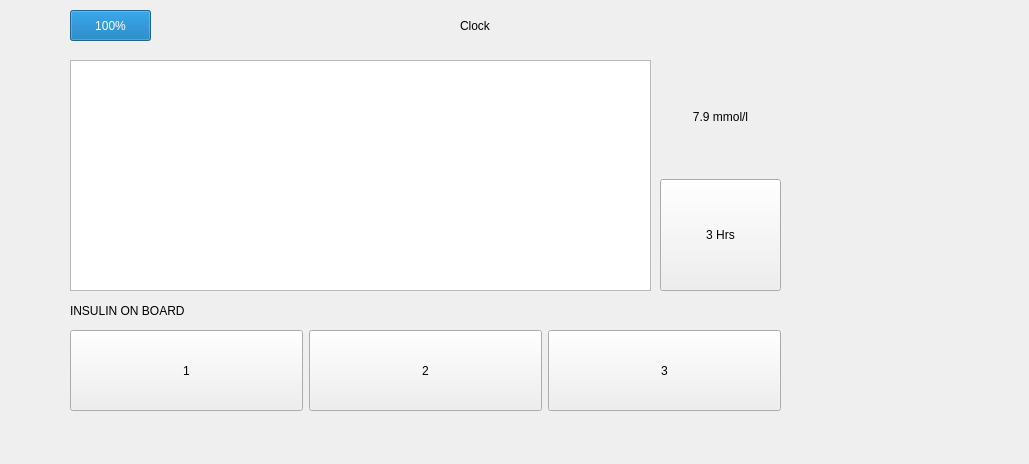
Qt form InsulinPumpSim/mainwindow.ui (Somto-O/Insulin_Pump_Sim) before a commit.
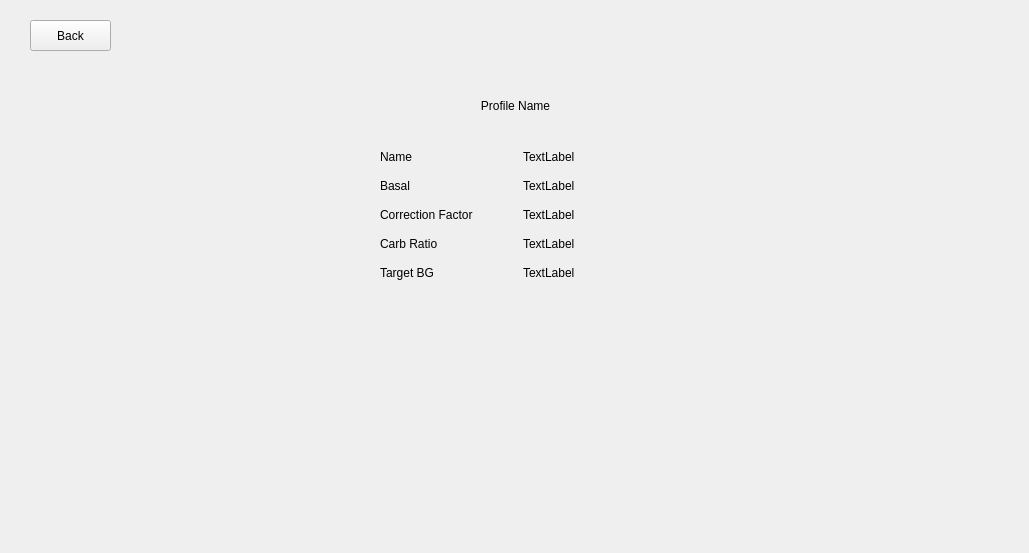
The same form after that commit. The open tabs and pages were chosen to show the change. Icons and pictures are not drawn.

Commit message: NEW UI UPDATE! VIEWPROFILES->specific profile

What changed in the file:
```diff
--- a/InsulinPumpSim/mainwindow.ui
+++ b/InsulinPumpSim/mainwindow.ui
@@ -7,7 +7,7 @@
     <x>0</x>
     <y>0</y>
     <width>1029</width>
-    <height>464</height>
+    <height>553</height>
    </rect>
   </property>
   <property name="windowTitle">
@@ -19,8 +19,8 @@
      <rect>
       <x>0</x>
       <y>0</y>
-      <width>1031</width>
-      <height>461</height>
+      <width>1051</width>
+      <height>561</height>
      </rect>
     </property>
     <property name="currentIndex">
@@ -36,47 +36,7 @@
         <height>81</height>
        </rect>
       </property>
-      <layout class="QHBoxLayout" name="horizontalLayout_4">
-       <item>
-        <widget class="QPushButton" name="unlock1">
-         <property name="sizePolicy">
-          <sizepolicy hsizetype="Minimum" vsizetype="Preferred">
-           <horstretch>0</horstretch>
-           <verstretch>0</verstretch>
-          </sizepolicy>
-         </property>
-         <property name="text">
-          <string>1</string>
-         </property>
-        </widget>
-       </item>
-       <item>
-        <widget class="QPushButton" name="unlock2">
-         <property name="sizePolicy">
-          <sizepolicy hsizetype="Preferred" vsizetype="Preferred">
-           <horstretch>0</horstretch>
-           <verstretch>0</verstretch>
-          </sizepolicy>
-         </property>
-         <property name="text">
-          <string>2</string>
-         </property>
-        </widget>
-       </item>
-       <item>
-        <widget class="QPushButton" name="unlock3">
-         <property name="sizePolicy">
-          <sizepolicy hsizetype="Minimum" vsizetype="Preferred">
-           <horstretch>0</horstretch>
-           <verstretch>0</verstretch>
-          </sizepolicy>
-         </property>
-         <property name="text">
-          <string>3</string>
-         </property>
-        </widget>
-       </item>
-      </layout>
+      <layout class="QHBoxLayout" name="horizontalLayout_4"/>
      </widget>
      <widget class="QWidget" name="verticalLayoutWidget_2">
       <property name="geometry">
@@ -87,37 +47,7 @@
         <height>231</height>
        </rect>
       </property>
-      <layout class="QVBoxLayout" name="verticalLayout_2">
-       <item>
-        <widget class="QLabel" name="sensorValue_2">
-         <property name="sizePolicy">
-          <sizepolicy hsizetype="Preferred" vsizetype="Preferred">
-           <horstretch>0</horstretch>
-           <verstretch>0</verstretch>
-          </sizepolicy>
-         </property>
-         <property name="text">
-          <string>7.9 mmol/l</string>
-         </property>
-         <property name="alignment">
-          <set>Qt::AlignCenter</set>
-         </property>
-        </widget>
-       </item>
-       <item>
-        <widget class="QPushButton" name="graphViewsButton_2">
-         <property name="sizePolicy">
-          <sizepolicy hsizetype="Minimum" vsizetype="Preferred">
-           <horstretch>0</horstretch>
-           <verstretch>0</verstretch>
-          </sizepolicy>
-         </property>
-         <property name="text">
-          <string>3 Hrs</string>
-         </property>
-        </widget>
-       </item>
-      </layout>
+      <layout class="QVBoxLayout" name="verticalLayout_2"/>
      </widget>
      <widget class="QGraphicsView" name="graphicsView_2">
       <property name="geometry">
@@ -171,6 +101,115 @@
        <enum>Qt::MarkdownText</enum>
       </property>
      </widget>
+     <widget class="QPushButton" name="unlock1">
+      <property name="geometry">
+       <rect>
+        <x>71</x>
+        <y>331</y>
+        <width>232</width>
+        <height>79</height>
+       </rect>
+      </property>
+      <property name="sizePolicy">
+       <sizepolicy hsizetype="Minimum" vsizetype="Preferred">
+        <horstretch>0</horstretch>
+        <verstretch>0</verstretch>
+       </sizepolicy>
+      </property>
+      <property name="text">
+       <string>1</string>
+      </property>
+     </widget>
+     <widget class="QPushButton" name="unlock3">
+      <property name="geometry">
+       <rect>
+        <x>548</x>
+        <y>331</y>
+        <width>232</width>
+        <height>79</height>
+       </rect>
+      </property>
+      <property name="sizePolicy">
+       <sizepolicy hsizetype="Minimum" vsizetype="Preferred">
+        <horstretch>0</horstretch>
+        <verstretch>0</verstretch>
+       </sizepolicy>
+      </property>
+      <property name="text">
+       <string>3</string>
+      </property>
+     </widget>
+     <widget class="QPushButton" name="unlock2">
+      <property name="geometry">
+       <rect>
+        <x>309</x>
+        <y>331</y>
+        <width>233</width>
+        <height>79</height>
+       </rect>
+      </property>
+      <property name="sizePolicy">
+       <sizepolicy hsizetype="Preferred" vsizetype="Preferred">
+        <horstretch>0</horstretch>
+        <verstretch>0</verstretch>
+       </sizepolicy>
+      </property>
+      <property name="text">
+       <string>2</string>
+      </property>
+     </widget>
+     <widget class="QPushButton" name="graphViewsButton_2">
+      <property name="geometry">
+       <rect>
+        <x>662</x>
+        <y>180</y>
+        <width>119</width>
+        <height>111</height>
+       </rect>
+      </property>
+      <property name="sizePolicy">
+       <sizepolicy hsizetype="Minimum" vsizetype="Preferred">
+        <horstretch>0</horstretch>
+        <verstretch>0</verstretch>
+       </sizepolicy>
+      </property>
+      <property name="text">
+       <string>3 Hrs</string>
+      </property>
+     </widget>
+     <widget class="QLabel" name="sensorValue_2">
+      <property name="geometry">
+       <rect>
+        <x>662</x>
+        <y>62</y>
+        <width>119</width>
+        <height>112</height>
+       </rect>
+      </property>
+      <property name="sizePolicy">
+       <sizepolicy hsizetype="Preferred" vsizetype="Preferred">
+        <horstretch>0</horstretch>
+        <verstretch>0</verstretch>
+       </sizepolicy>
+      </property>
+      <property name="text">
+       <string>7.9 mmol/l</string>
+      </property>
+      <property name="alignment">
+       <set>Qt::AlignCenter</set>
+      </property>
+     </widget>
+     <zorder>horizontalLayoutWidget_2</zorder>
+     <zorder>verticalLayoutWidget_2</zorder>
+     <zorder>graphicsView_2</zorder>
+     <zorder>label_2</zorder>
+     <zorder>clockLabel</zorder>
+     <zorder>battery_2</zorder>
+     <zorder>unlock3</zorder>
+     <zorder>unlock2</zorder>
+     <zorder>unlock1</zorder>
+     <zorder>graphViewsButton_2</zorder>
+     <zorder>sensorValue_2</zorder>
     </widget>
     <widget class="QWidget" name="homePage">
      <widget class="QWidget" name="horizontalLayoutWidget">
@@ -1283,6 +1322,137 @@
       </property>
      </widget>
     </widget>
+    <widget class="QWidget" name="specificProfilePage">
+     <widget class="QWidget" name="formLayoutWidget_2">
+      <property name="geometry">
+       <rect>
+        <x>380</x>
+        <y>150</y>
+        <width>301</width>
+        <height>187</height>
+       </rect>
+      </property>
+      <layout class="QFormLayout" name="formLayout_2">
+       <property name="horizontalSpacing">
+        <number>50</number>
+       </property>
+       <property name="verticalSpacing">
+        <number>15</number>
+       </property>
+       <property name="rightMargin">
+        <number>0</number>
+       </property>
+       <item row="0" column="0">
+        <widget class="QLabel" name="nameLabel_2">
+         <property name="text">
+          <string>Name</string>
+         </property>
+        </widget>
+       </item>
+       <item row="1" column="0">
+        <widget class="QLabel" name="basalLabel_2">
+         <property name="text">
+          <string>Basal</string>
+         </property>
+        </widget>
+       </item>
+       <item row="3" column="0">
+        <widget class="QLabel" name="carbRatioLabel_2">
+         <property name="text">
+          <string>Carb Ratio</string>
+         </property>
+        </widget>
+       </item>
+       <item row="4" column="0">
+        <widget class="QLabel" name="targetBGLabel_2">
+         <property name="text">
+          <string>Target BG</string>
+         </property>
+        </widget>
+       </item>
+       <item row="2" column="0">
+        <widget class="QLabel" name="correctionFactorLabel_2">
+         <property name="text">
+          <string>Correction Factor</string>
+         </property>
+        </widget>
+       </item>
+       <item row="0" column="1">
+        <widget class="QLabel" name="label_3">
+         <property name="text">
+          <string>TextLabel</string>
+         </property>
+        </widget>
+       </item>
+       <item row="1" column="1">
+        <widget class="QLabel" name="label_4">
+         <property name="text">
+          <string>TextLabel</string>
+         </property>
+        </widget>
+       </item>
+       <item row="2" column="1">
+        <widget class="QLabel" name="label_5">
+         <property name="text">
+          <string>TextLabel</string>
+         </property>
+        </widget>
+       </item>
+       <item row="3" column="1">
+        <widget class="QLabel" name="label_6">
+         <property name="text">
+          <string>TextLabel</string>
+         </property>
+        </widget>
+       </item>
+       <item row="4" column="1">
+        <widget class="QLabel" name="label_7">
+         <property name="text">
+          <string>TextLabel</string>
+         </property>
+        </widget>
+       </item>
+      </layout>
+     </widget>
+     <widget class="QPushButton" name="backButton_5">
+      <property name="geometry">
+       <rect>
+        <x>30</x>
+        <y>20</y>
+        <width>81</width>
+        <height>31</height>
+       </rect>
+      </property>
+      <property name="text">
+       <string>Back</string>
+      </property>
+     </widget>
+     <widget class="QLabel" name="optionsLabel_3">
+      <property name="geometry">
+       <rect>
+        <x>410</x>
+        <y>80</y>
+        <width>211</width>
+        <height>51</height>
+       </rect>
+      </property>
+      <property name="sizePolicy">
+       <sizepolicy hsizetype="Maximum" vsizetype="Maximum">
+        <horstretch>0</horstretch>
+        <verstretch>0</verstretch>
+       </sizepolicy>
+      </property>
+      <property name="text">
+       <string>Profile Name</string>
+      </property>
+      <property name="alignment">
+       <set>Qt::AlignCenter</set>
+      </property>
+      <property name="heading" stdset="0">
+       <string>h1</string>
+      </property>
+     </widget>
+    </widget>
    </widget>
   </widget>
  </widget>
```
The commit also changes 15 other files.
